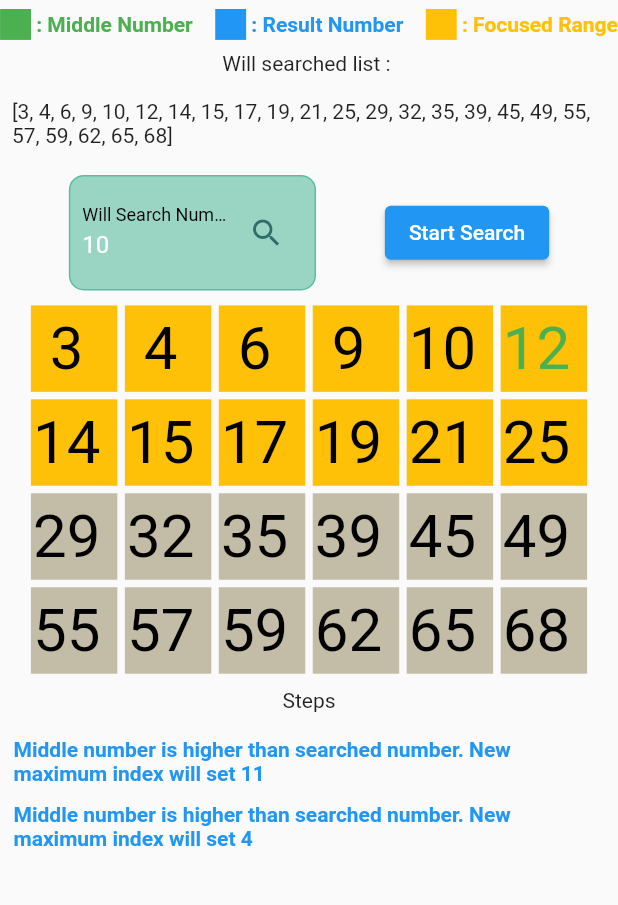
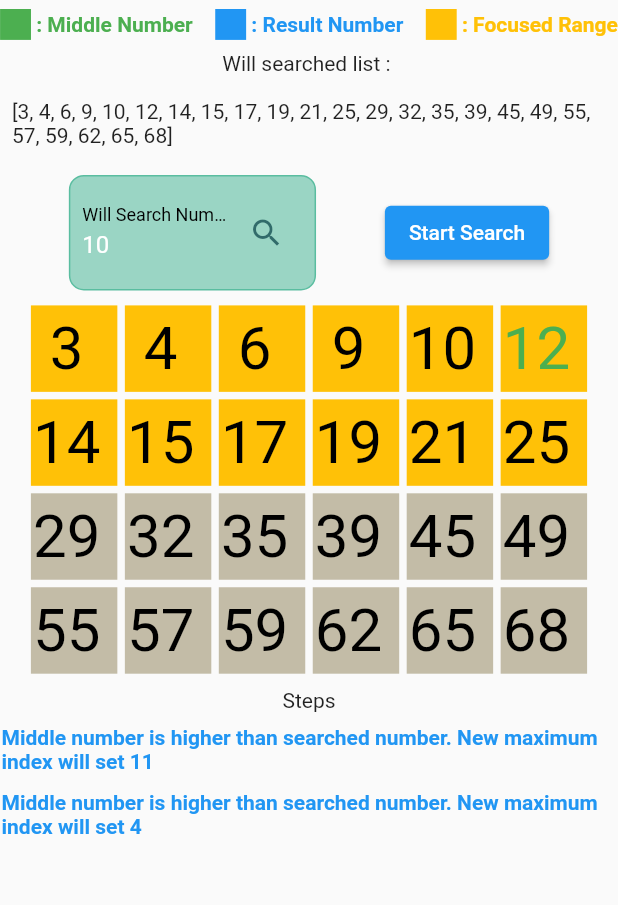
Before and after one commit to guccisekspir/binarySearchVisualizationn, a Flutter app: the screen it shows after launch, after a tap on "Start Search", on a phone screen of 412 x 824 dp, the part 39-944 px from its top. Run offline on Flutter 3.47's test engine with Material 2 defaults, Android fonts, the phone set to English and light mode, and no system bars; drawn by our look-alikes of auto_size_text.

Commit message:
renderflex bug fixed

```diff
--- a/lib/pages/homePage/homePage.dart
+++ b/lib/pages/homePage/homePage.dart
@@ -85,10 +85,10 @@ class HomePageState extends State<HomePage> {
   Widget build(BuildContext context) {
     return Scaffold(
       body: SafeArea(
+        child: SizedBox(
+          height: sizeHelper.height!,
+          width: sizeHelper.width,
           child: SingleChildScrollView(
-          child: SizedBox(
-            height: sizeHelper.height,
-            width: sizeHelper.width,
             child: Column(
               children: [
                 const TitleWidget(title: "Binary Search Flutter Sample"),
@@ -180,13 +180,12 @@ class HomePageState extends State<HomePage> {
                   ),
                 ),
                 const TitleWidget(title: "Steps"),
-                Padding(
-                  padding: const EdgeInsets.all(8.0),
-                  child: ListView.builder(
+                ListView.builder(
                     shrinkWrap: true,
                     itemCount: steps.length,
                     itemBuilder: ((context, index) {
-                        return Padding(
+                      return steps[index].isNotEmpty
+                          ? Padding(
                               padding: const EdgeInsets.all(1.0),
                               child: SizedBox(
                                 height: sizeHelper.height! * 0.05,
@@ -196,10 +195,9 @@ class HomePageState extends State<HomePage> {
                                   style: const TextStyle(color: Colors.blue, fontWeight: FontWeight.bold),
                                 ),
                               ),
-                        );
+                            )
+                          : const SizedBox();
                     })),
-                ),
-                const Spacer(),
               ],
             ),
           ),
--- a/lib/pages/homePage/widgets/coloredInfoContainer.dart
+++ b/lib/pages/homePage/widgets/coloredInfoContainer.dart
@@ -1,8 +1,5 @@
 import 'package:flutter/material.dart';
-import 'package:flutter/src/foundation/key.dart';
-import 'package:flutter/src/widgets/framework.dart';
 import 'package:sampleflutter/helpers/sizeHelper.dart';
-import 'package:sampleflutter/main.dart';
 
 class ColoredInfoContainer extends StatelessWidget {
   final Color mainColor;
```
Also changed, not shown: 2 other files. Lines whose indentation alone changed are shown as unchanged.
